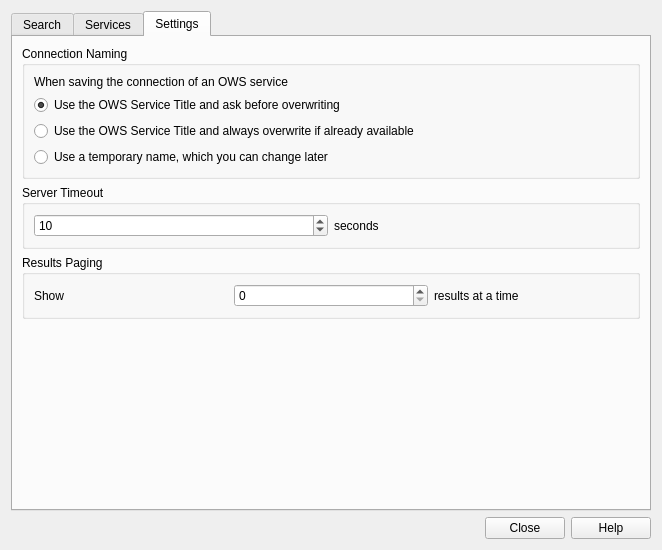
The window that python/plugins/MetaSearch/ui/maindialog.ui (qgis/QGIS) describes before a commit, drawn with Qt 5.
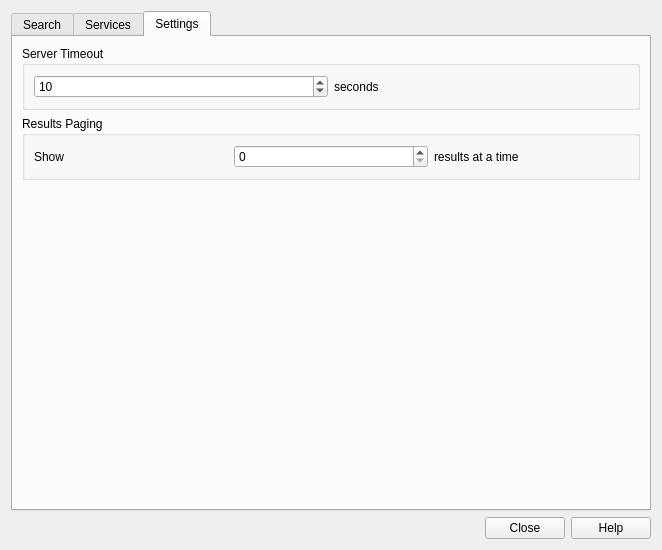
The same window after the commit. The open tabs and pages were chosen to show the change. Icons and pictures are not drawn. Custom widgets are drawn as their Qt base class.

Commit message: [MetaSearch] OWS GetCapabilities checking regression (fixes #19787) [needs-docs]

```diff
--- a/python/plugins/MetaSearch/ui/maindialog.ui
+++ b/python/plugins/MetaSearch/ui/maindialog.ui
@@ -485,46 +485,6 @@
        <string>Settings</string>
       </attribute>
       <layout class="QVBoxLayout" name="verticalLayout_4">
-       <item>
-        <widget class="QGroupBox" name="saveStrategyGroup">
-         <property name="title">
-          <string>Connection Naming</string>
-         </property>
-         <layout class="QVBoxLayout" name="verticalLayout_3">
-          <item>
-           <widget class="QLabel" name="lblSaveStrategy">
-            <property name="text">
-             <string>When saving the connection of an OWS service</string>
-            </property>
-           </widget>
-          </item>
-          <item>
-           <widget class="QRadioButton" name="radioTitleAsk">
-            <property name="text">
-             <string>Use the OWS Service Title and ask before overwriting</string>
-            </property>
-            <property name="checked">
-             <bool>true</bool>
-            </property>
-           </widget>
-          </item>
-          <item>
-           <widget class="QRadioButton" name="radioTitleNoAsk">
-            <property name="text">
-             <string>Use the OWS Service Title and always overwrite if already available</string>
-            </property>
-           </widget>
-          </item>
-          <item>
-           <widget class="QRadioButton" name="radioTempName">
-            <property name="text">
-             <string>Use a temporary name, which you can change later</string>
-            </property>
-           </widget>
-          </item>
-         </layout>
-        </widget>
-       </item>
        <item>
         <widget class="QGroupBox" name="groupBox_4">
          <property name="title">
@@ -606,6 +566,13 @@
    </item>
   </layout>
  </widget>
+ <customwidgets>
+  <customwidget>
+   <class>QgsFilterLineEdit</class>
+   <extends>QLineEdit</extends>
+   <header>qgis.gui</header>
+  </customwidget>
+ </customwidgets>
  <resources/>
  <connections>
   <connection>
@@ -641,11 +608,4 @@
    </hints>
   </connection>
  </connections>
- <customwidgets>
-  <customwidget>
-   <class>QgsFilterLineEdit</class>
-   <extends>QLineEdit</extends>
-   <header>qgis.gui</header>
-  </customwidget>
- </customwidgets>
 </ui>
```
Left out of the diff: 2 changed lines with no effect on the pictures. The commit also changes 1 other file.
